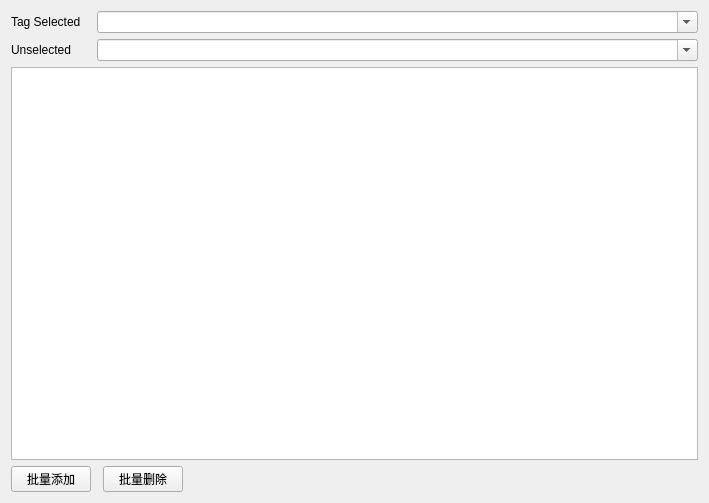
TLITRIA/VideoWatcher, file UI/editUptagsForm.ui: the form before one commit.
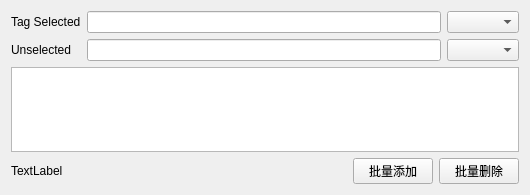
The form after the commit.

Commit message: sync 处理playlistwidget报错 处理log写入文件的编码错误 download_bili_video下载预估大小的视频 下载目录由abspath管理 油管下载暂无具体的解决方案 油管up数据超时时间改为7天 删除一些ui文件

```diff
--- a/UI/editUptagsForm.ui
+++ b/UI/editUptagsForm.ui
@@ -6,28 +6,55 @@
    <rect>
     <x>0</x>
     <y>0</y>
-    <width>709</width>
-    <height>503</height>
+    <width>530</width>
+    <height>195</height>
    </rect>
   </property>
   <property name="windowTitle">
    <string>Form</string>
   </property>
   <layout class="QGridLayout" name="gridLayout">
-   <item row="3" column="2">
-    <widget class="QPushButton" name="pushButton_2">
-     <property name="toolTip">
-      <string>&lt;html&gt;&lt;head/&gt;&lt;body&gt;&lt;p&gt;批量删除tag&lt;/p&gt;&lt;p&gt;选取的范围由输入的tag实时变动&lt;/p&gt;&lt;p&gt;不记忆过程中的选择，每次tag改动遗忘上次所选项&lt;/p&gt;&lt;p&gt;确认后更新数据&lt;/p&gt;&lt;/body&gt;&lt;/html&gt;</string>
-     </property>
-     <property name="text">
-      <string>批量删除</string>
-     </property>
-    </widget>
+   <item row="3" column="0" colspan="3">
+    <layout class="QHBoxLayout" name="horizontalLayout">
+     <item>
+      <widget class="QLabel" name="label_bottom">
+       <property name="sizePolicy">
+        <sizepolicy hsizetype="Expanding" vsizetype="Preferred">
+         <horstretch>0</horstretch>
+         <verstretch>0</verstretch>
+        </sizepolicy>
+       </property>
+       <property name="text">
+        <string>TextLabel</string>
+       </property>
+      </widget>
+     </item>
+     <item>
+      <widget class="QPushButton" name="but_add_uptags">
+       <property name="toolTip">
+        <string>&lt;html&gt;&lt;head/&gt;&lt;body&gt;&lt;p&gt;批量添加tag属性&lt;/p&gt;&lt;p&gt;选取的范围由已过滤的结果决定&lt;/p&gt;&lt;p&gt;内部的列表滚动到上方tablewidget相应比例的位置&lt;/p&gt;&lt;p&gt;确认后更新数据&lt;/p&gt;&lt;/body&gt;&lt;/html&gt;</string>
+       </property>
+       <property name="text">
+        <string>批量添加</string>
+       </property>
+      </widget>
+     </item>
+     <item>
+      <widget class="QPushButton" name="but_del_uptags">
+       <property name="toolTip">
+        <string>&lt;html&gt;&lt;head/&gt;&lt;body&gt;&lt;p&gt;批量删除tag&lt;/p&gt;&lt;p&gt;选取的范围由输入的tag实时变动&lt;/p&gt;&lt;p&gt;不记忆过程中的选择，每次tag改动遗忘上次所选项&lt;/p&gt;&lt;p&gt;确认后更新数据&lt;/p&gt;&lt;/body&gt;&lt;/html&gt;</string>
+       </property>
+       <property name="text">
+        <string>批量删除</string>
+       </property>
+      </widget>
+     </item>
+    </layout>
    </item>
-   <item row="0" column="1" colspan="3">
-    <widget class="QComboBox" name="comboBox">
+   <item row="1" column="2">
+    <widget class="QComboBox" name="comboBox_tags_unselected">
      <property name="sizePolicy">
-      <sizepolicy hsizetype="Expanding" vsizetype="Fixed">
+      <sizepolicy hsizetype="Minimum" vsizetype="Fixed">
        <horstretch>0</horstretch>
        <verstretch>0</verstretch>
       </sizepolicy>
@@ -36,39 +63,10 @@
       <string>&lt;html&gt;&lt;head/&gt;&lt;body&gt;&lt;p&gt;输入选择的tag，以英文分号分割&lt;/p&gt;&lt;/body&gt;&lt;/html&gt;</string>
      </property>
      <property name="editable">
-      <bool>true</bool>
+      <bool>false</bool>
      </property>
-     <property name="currentText">
-      <string/>
-     </property>
     </widget>
    </item>
-   <item row="3" column="0">
-    <widget class="QPushButton" name="pushButton">
-     <property name="toolTip">
-      <string>&lt;html&gt;&lt;head/&gt;&lt;body&gt;&lt;p&gt;批量添加tag属性&lt;/p&gt;&lt;p&gt;选取的范围由已过滤的结果决定&lt;/p&gt;&lt;p&gt;内部的列表滚动到上方tablewidget相应比例的位置&lt;/p&gt;&lt;p&gt;确认后更新数据&lt;/p&gt;&lt;/body&gt;&lt;/html&gt;</string>
-     </property>
-     <property name="text">
-      <string>批量添加</string>
-     </property>
-    </widget>
-   </item>
-   <item row="2" column="0" colspan="4">
-    <widget class="QTableWidget" name="tableWidget"/>
-   </item>
-   <item row="3" column="3">
-    <spacer name="horizontalSpacer">
-     <property name="orientation">
-      <enum>Qt::Orientation::Horizontal</enum>
-     </property>
-     <property name="sizeHint" stdset="0">
-      <size>
-       <width>520</width>
-       <height>20</height>
-      </size>
-     </property>
-    </spacer>
-   </item>
    <item row="0" column="0">
     <widget class="QLabel" name="label">
      <property name="text">
@@ -76,16 +74,28 @@
      </property>
     </widget>
    </item>
-   <item row="1" column="1" colspan="3">
-    <widget class="QComboBox" name="comboBox_2">
+   <item row="0" column="2">
+    <widget class="QComboBox" name="comboBox_tags_selected">
+     <property name="sizePolicy">
+      <sizepolicy hsizetype="Minimum" vsizetype="Fixed">
+       <horstretch>0</horstretch>
+       <verstretch>0</verstretch>
+      </sizepolicy>
+     </property>
      <property name="toolTip">
       <string>&lt;html&gt;&lt;head/&gt;&lt;body&gt;&lt;p&gt;输入反选的tag，以英文分号分割&lt;/p&gt;&lt;/body&gt;&lt;/html&gt;</string>
      </property>
      <property name="editable">
-      <bool>true</bool>
+      <bool>false</bool>
+     </property>
+     <property name="currentText">
+      <string/>
      </property>
     </widget>
    </item>
+   <item row="2" column="0" colspan="3">
+    <widget class="QTableWidget" name="tableWidget"/>
+   </item>
    <item row="1" column="0">
     <widget class="QLabel" name="label_2">
      <property name="text">
@@ -93,6 +103,20 @@
      </property>
     </widget>
    </item>
+   <item row="0" column="1">
+    <widget class="QLineEdit" name="lineEdit_tags_selected">
+     <property name="toolTip">
+      <string>&lt;html&gt;&lt;head/&gt;&lt;body&gt;&lt;p&gt;输入选择的tag，以英文分号分割&lt;/p&gt;&lt;/body&gt;&lt;/html&gt;</string>
+     </property>
+    </widget>
+   </item>
+   <item row="1" column="1">
+    <widget class="QLineEdit" name="lineEdit_tags_unselected">
+     <property name="toolTip">
+      <string>&lt;html&gt;&lt;head/&gt;&lt;body&gt;&lt;p&gt;输入反选的tag，以英文分号分割&lt;/p&gt;&lt;/body&gt;&lt;/html&gt;</string>
+     </property>
+    </widget>
+   </item>
   </layout>
  </widget>
  <resources/>
```
Left out of the diff: 93 changed lines with no effect on the pictures. The commit also changes 29 other files.
